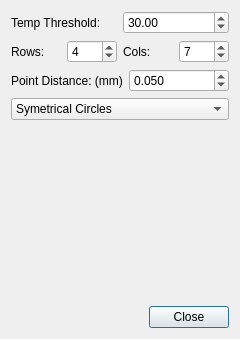
Qt form forms/ConfigDialog.ui (ChrisPfiOhm/optris_intrinsic_calibration_tool) before a commit.
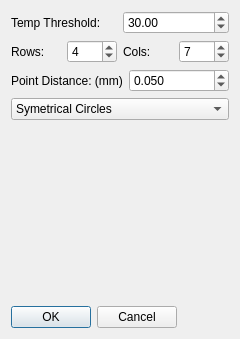
The same form after that commit.

Commit message: -- added loading and save method to config dialog for pattern -- modified gitignore file -- added config folder

```diff
--- a/forms/ConfigDialog.ui
+++ b/forms/ConfigDialog.ui
@@ -138,6 +138,13 @@
    </item>
    <item>
     <layout class="QHBoxLayout" name="horizontalLayout_2">
+     <item>
+      <widget class="QDialogButtonBox" name="_buttonBox">
+       <property name="standardButtons">
+        <set>QDialogButtonBox::Cancel|QDialogButtonBox::Ok</set>
+       </property>
+      </widget>
+     </item>
      <item>
       <spacer name="horizontalSpacer">
        <property name="orientation">
@@ -151,13 +158,6 @@
        </property>
       </spacer>
      </item>
-     <item>
-      <widget class="QPushButton" name="_buttonClose">
-       <property name="text">
-        <string>Close</string>
-       </property>
-      </widget>
-     </item>
     </layout>
    </item>
   </layout>
```
Left out of the diff: 10 changed lines with no effect on the pictures. The commit also changes 7 other files.
